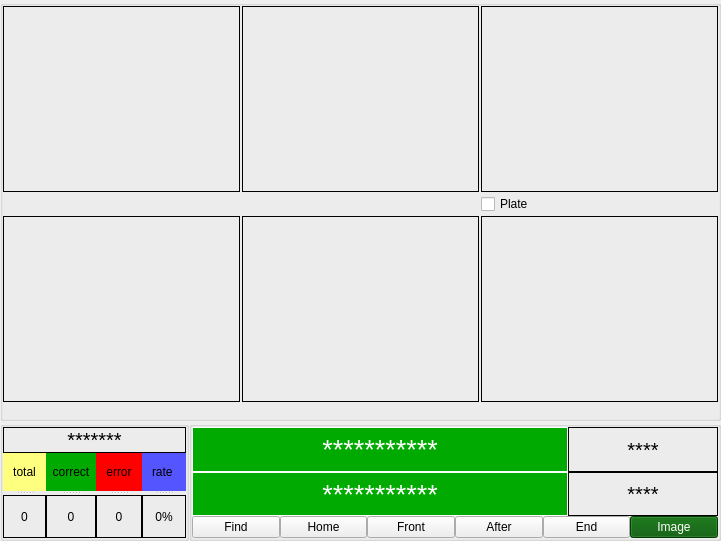
This is MainUI/databasewidget.ui in 519984307/Container_20191221 as Qt 5 draws it before an edit. The edited form follows.
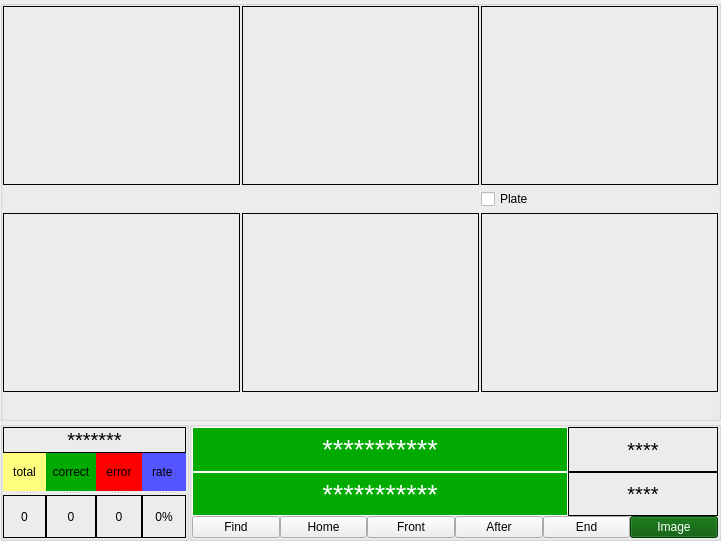
This is the edited form. The open tabs and pages were chosen to show the change.

What changed in the file:
```diff
--- a/MainUI/databasewidget.ui
+++ b/MainUI/databasewidget.ui
@@ -154,7 +154,7 @@
               <item row="0" column="1">
                <widget class="QLabel" name="Img_RightFront_label">
                 <property name="sizePolicy">
-                 <sizepolicy hsizetype="Expanding" vsizetype="Preferred">
+                 <sizepolicy hsizetype="Expanding" vsizetype="Expanding">
                   <horstretch>0</horstretch>
                   <verstretch>0</verstretch>
                  </sizepolicy>
@@ -173,7 +173,7 @@
               <item row="0" column="2">
                <widget class="QStackedWidget" name="stackedWidget1">
                 <property name="sizePolicy">
-                 <sizepolicy hsizetype="Preferred" vsizetype="Preferred">
+                 <sizepolicy hsizetype="Expanding" vsizetype="Expanding">
                   <horstretch>0</horstretch>
                   <verstretch>0</verstretch>
                  </sizepolicy>
@@ -183,7 +183,7 @@
                 </property>
                 <widget class="QWidget" name="page_5">
                  <property name="sizePolicy">
-                  <sizepolicy hsizetype="Preferred" vsizetype="Preferred">
+                  <sizepolicy hsizetype="Expanding" vsizetype="Expanding">
                    <horstretch>0</horstretch>
                    <verstretch>0</verstretch>
                   </sizepolicy>
@@ -206,6 +206,12 @@
                   </property>
                   <item row="0" column="0">
                    <widget class="QLabel" name="Img_Front_label">
+                    <property name="sizePolicy">
+                     <sizepolicy hsizetype="Expanding" vsizetype="Expanding">
+                      <horstretch>0</horstretch>
+                      <verstretch>0</verstretch>
+                     </sizepolicy>
+                    </property>
                     <property name="frameShape">
                      <enum>QFrame::Panel</enum>
                     </property>
@@ -271,6 +277,24 @@
                  <enum>Qt::Horizontal</enum>
                 </property>
                 <widget class="QLabel" name="label_29">
+                 <property name="sizePolicy">
+                  <sizepolicy hsizetype="Preferred" vsizetype="Fixed">
+                   <horstretch>0</horstretch>
+                   <verstretch>0</verstretch>
+                  </sizepolicy>
+                 </property>
+                 <property name="minimumSize">
+                  <size>
+                   <width>0</width>
+                   <height>24</height>
+                  </size>
+                 </property>
+                 <property name="maximumSize">
+                  <size>
+                   <width>16777215</width>
+                   <height>24</height>
+                  </size>
+                 </property>
                  <property name="text">
                   <string/>
                  </property>
@@ -286,6 +310,24 @@
                  <enum>Qt::Horizontal</enum>
                 </property>
                 <widget class="QLabel" name="label_30">
+                 <property name="sizePolicy">
+                  <sizepolicy hsizetype="Preferred" vsizetype="Fixed">
+                   <horstretch>0</horstretch>
+                   <verstretch>0</verstretch>
+                  </sizepolicy>
+                 </property>
+                 <property name="minimumSize">
+                  <size>
+                   <width>0</width>
+                   <height>24</height>
+                  </size>
+                 </property>
+                 <property name="maximumSize">
+                  <size>
+                   <width>16777215</width>
+                   <height>24</height>
+                  </size>
+                 </property>
                  <property name="text">
                   <string/>
                  </property>
@@ -299,10 +341,22 @@
                <layout class="QHBoxLayout" name="horizontalLayout_2">
                 <item>
                  <widget class="QCheckBox" name="checkBox">
+                  <property name="sizePolicy">
+                   <sizepolicy hsizetype="Fixed" vsizetype="Fixed">
+                    <horstretch>0</horstretch>
+                    <verstretch>0</verstretch>
+                   </sizepolicy>
+                  </property>
+                  <property name="minimumSize">
+                   <size>
+                    <width>0</width>
+                    <height>24</height>
+                   </size>
+                  </property>
                   <property name="maximumSize">
                    <size>
                     <width>60</width>
-                    <height>16777215</height>
+                    <height>24</height>
                    </size>
                   </property>
                   <property name="text">
@@ -312,6 +366,24 @@
                 </item>
                 <item>
                  <widget class="QLabel" name="label_15">
+                  <property name="sizePolicy">
+                   <sizepolicy hsizetype="Preferred" vsizetype="Fixed">
+                    <horstretch>0</horstretch>
+                    <verstretch>0</verstretch>
+                   </sizepolicy>
+                  </property>
+                  <property name="minimumSize">
+                   <size>
+                    <width>0</width>
+                    <height>24</height>
+                   </size>
+                  </property>
+                  <property name="maximumSize">
+                   <size>
+                    <width>16777215</width>
+                    <height>24</height>
+                   </size>
+                  </property>
                   <property name="text">
                    <string/>
                   </property>
@@ -343,6 +415,12 @@
               </item>
               <item row="2" column="1">
                <widget class="QLabel" name="Img_LeftAfter_label">
+                <property name="sizePolicy">
+                 <sizepolicy hsizetype="Expanding" vsizetype="Expanding">
+                  <horstretch>0</horstretch>
+                  <verstretch>0</verstretch>
+                 </sizepolicy>
+                </property>
                 <property name="frameShape">
                  <enum>QFrame::Panel</enum>
                 </property>
@@ -357,7 +435,7 @@
               <item row="2" column="2">
                <widget class="QLabel" name="Img_LeftFront_label">
                 <property name="sizePolicy">
-                 <sizepolicy hsizetype="Expanding" vsizetype="Preferred">
+                 <sizepolicy hsizetype="Expanding" vsizetype="Expanding">
                   <horstretch>0</horstretch>
                   <verstretch>0</verstretch>
                  </sizepolicy>
@@ -379,6 +457,24 @@
                  <enum>Qt::Horizontal</enum>
                 </property>
                 <widget class="QLabel" name="label_32">
+                 <property name="sizePolicy">
+                  <sizepolicy hsizetype="Preferred" vsizetype="Fixed">
+                   <horstretch>0</horstretch>
+                   <verstretch>0</verstretch>
+                  </sizepolicy>
+                 </property>
+                 <property name="minimumSize">
+                  <size>
+                   <width>0</width>
+                   <height>24</height>
+                  </size>
+                 </property>
+                 <property name="maximumSize">
+                  <size>
+                   <width>16777215</width>
+                   <height>24</height>
+                  </size>
+                 </property>
                  <property name="text">
                   <string/>
                  </property>
@@ -394,6 +490,24 @@
                  <enum>Qt::Horizontal</enum>
                 </property>
                 <widget class="QLabel" name="label_33">
+                 <property name="sizePolicy">
+                  <sizepolicy hsizetype="Preferred" vsizetype="Fixed">
+                   <horstretch>0</horstretch>
+                   <verstretch>0</verstretch>
+                  </sizepolicy>
+                 </property>
+                 <property name="minimumSize">
+                  <size>
+                   <width>0</width>
+                   <height>24</height>
+                  </size>
+                 </property>
+                 <property name="maximumSize">
+                  <size>
+                   <width>16777215</width>
+                   <height>24</height>
+                  </size>
+                 </property>
                  <property name="text">
                   <string/>
                  </property>
@@ -409,6 +523,24 @@
                  <enum>Qt::Horizontal</enum>
                 </property>
                 <widget class="QLabel" name="label_34">
+                 <property name="sizePolicy">
+                  <sizepolicy hsizetype="Preferred" vsizetype="Fixed">
+                   <horstretch>0</horstretch>
+                   <verstretch>0</verstretch>
+                  </sizepolicy>
+                 </property>
+                 <property name="minimumSize">
+                  <size>
+                   <width>0</width>
+                   <height>24</height>
+                  </size>
+                 </property>
+                 <property name="maximumSize">
+                  <size>
+                   <width>16777215</width>
+                   <height>24</height>
+                  </size>
+                 </property>
                  <property name="text">
                   <string/>
                  </property>
```
Left out of the diff: 4 changed lines with no effect on the pictures.
